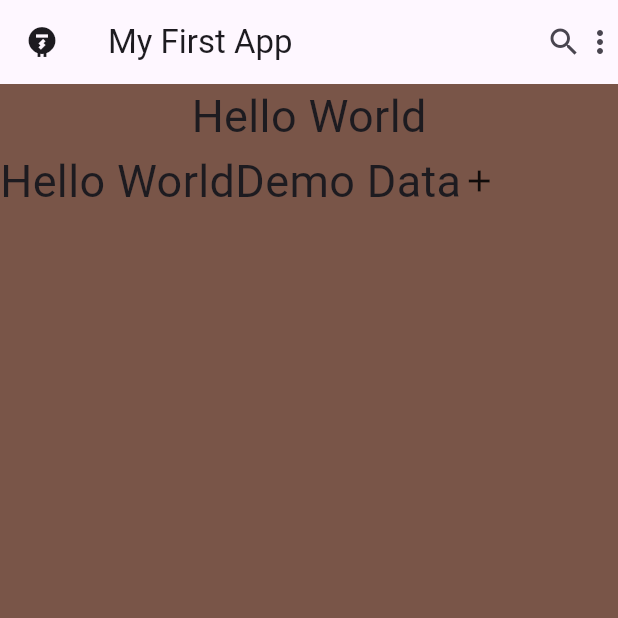
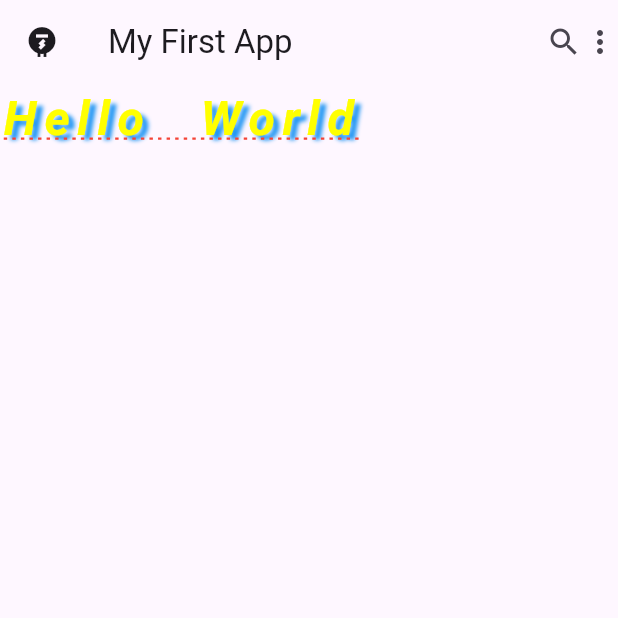
Before and after one commit to Pcode13/Flutter_udemyProject, a Flutter app: the screen it shows after launch, on a phone screen of 412 x 824 dp, the top half of it. Run offline on Flutter 3.47's test engine with Material 3 defaults, Android fonts, the phone set to English and light mode, and no system bars.

Commit message:
TextStyle

```diff
--- a/lib/main.dart
+++ b/lib/main.dart
@@ -14,21 +14,23 @@ class MyApp extends StatelessWidget {
           title: Text('My First App'),
           actions: [Icon(Icons.search), Icon(Icons.more_vert)],
         ),
-        body: Container(
-          alignment: Alignment.center,
-          color: Colors.brown,
-          child: Column(
-            mainAxisAlignment: MainAxisAlignment.start,
-            children: [
-              Text('Hello World', style: TextStyle(fontSize: 30)),
-              Row(
-                children: [
-                  Text('Hello World', style: TextStyle(fontSize: 30)),
-                  Text("Demo Data", style: TextStyle(fontSize: 30)),
-                  Icon(Icons.add),
-                ],
-              ),
+        body: Text(
+          'Hello World',
+          style: TextStyle(
+            fontSize: 32,
+            color: Colors.yellowAccent,
+            // backgroundColor: Colors.black,
+            fontWeight: FontWeight.bold,
+            fontStyle: FontStyle.italic,
+            decoration: TextDecoration.underline,
+            decorationColor: Colors.red,
+            decorationStyle: TextDecorationStyle.dotted,
+            letterSpacing: 5,
+            wordSpacing: 20,
+            shadows: [
+              Shadow(color: Colors.blue, offset: Offset(4, 3), blurRadius: 3),
             ],
+
           ),
         ),
       ),
```
